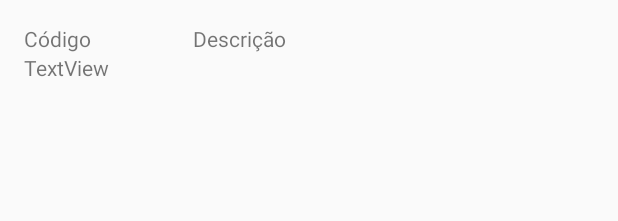
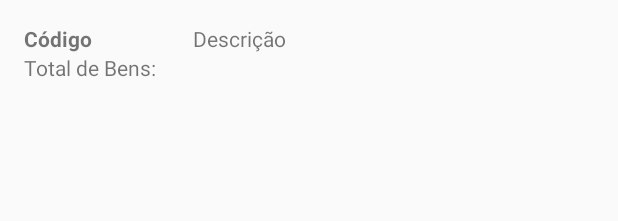
Before and after one commit to lsbasilio/SysInv-Android, an Android app: the layout adapter_locais.xml on its own in the app's theme, with its tools: preview values and no code run, on a phone screen of 412 x 824 dp. Shown: the top 221 px of the screen. Run offline under Robolectric (Android 15) with nearby library versions, the phone set to English and light mode, and no system bars.

Commit message:
Adicionado Total de Bens na Lista de Locais

```diff
--- a/app/src/main/java/com/leandro/sysinv/activity/MainActivity.java
+++ b/app/src/main/java/com/leandro/sysinv/activity/MainActivity.java
@@ -48,7 +48,7 @@ public class MainActivity extends AppCompatActivity {
         listaLocais = service.findAll();
 
         // Configurar Adapter
-        AdapterLocais adapterLocais = new AdapterLocais( listaLocais );
+        AdapterLocais adapterLocais = new AdapterLocais( listaLocais, getApplicationContext() );
 
         // Configurar RecyclerView
         RecyclerView.LayoutManager layoutManager = new LinearLayoutManager(getApplicationContext());
--- a/app/src/main/res/layout/adapter_locais.xml
+++ b/app/src/main/res/layout/adapter_locais.xml
@@ -15,13 +15,15 @@
             android:layout_width="62dp"
             android:layout_height="wrap_content"
             android:layout_weight="1"
-            android:text="Código" />
+            android:text="Código"
+            android:textStyle="bold" />
 
         <TextView
             android:id="@+id/textDescricao"
             android:layout_width="wrap_content"
             android:layout_height="wrap_content"
             android:layout_weight="4"
+            android:gravity="left"
             android:text="Descrição" />
     </LinearLayout>
 
@@ -29,5 +31,5 @@
         android:id="@+id/textTotalBens"
         android:layout_width="match_parent"
         android:layout_height="wrap_content"
-        android:text="TextView" />
+        android:text="Total de Bens:" />
 </LinearLayout>
--- a/app/src/main/res/values/strings.xml
+++ b/app/src/main/res/values/strings.xml
@@ -1,4 +1,5 @@
 <resources>
     <string name="app_name">SysInv</string>
     <string name="title_activity_login">LoginActivity</string>
+    <string name="total_bens_local">Total de Bens: %d</string>
 </resources>
```
Also changed, not shown: app/src/main/java/com/leandro/sysinv/adapter/AdapterLocais.java (+12 -3 lines), app/src/main/java/com/leandro/sysinv/model/dao/impl/LocaisSqLite.java (+13 -1 lines), app/src/main/java/com/leandro/sysinv/model/entities/Local.java (+10 -0 lines).
